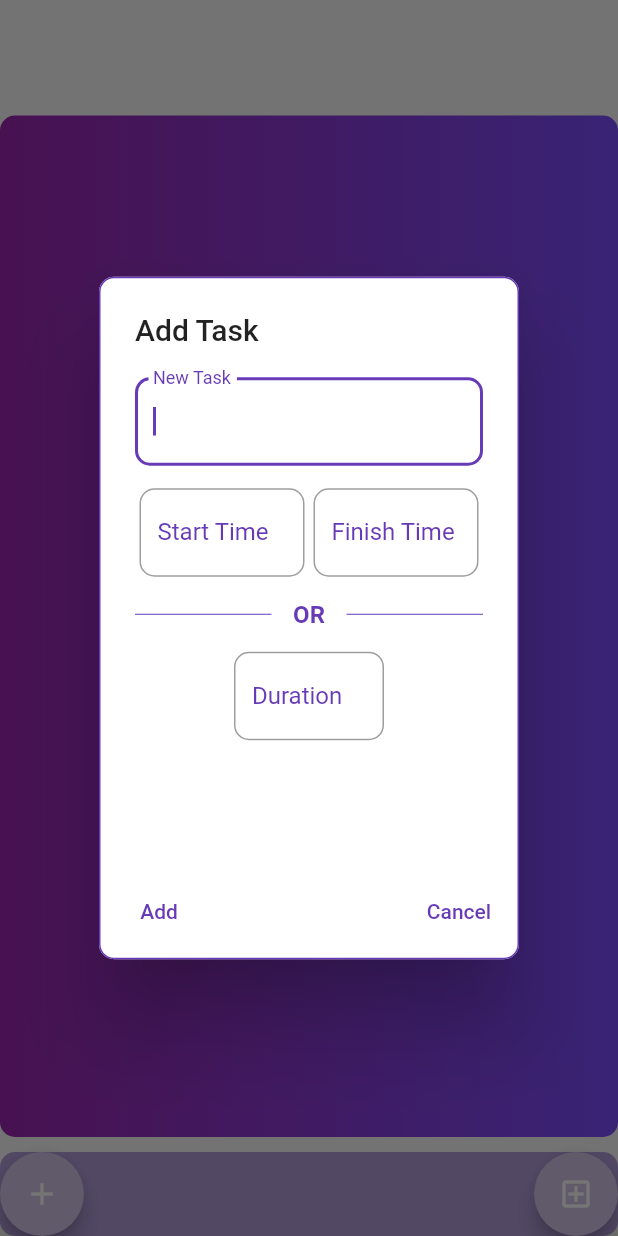
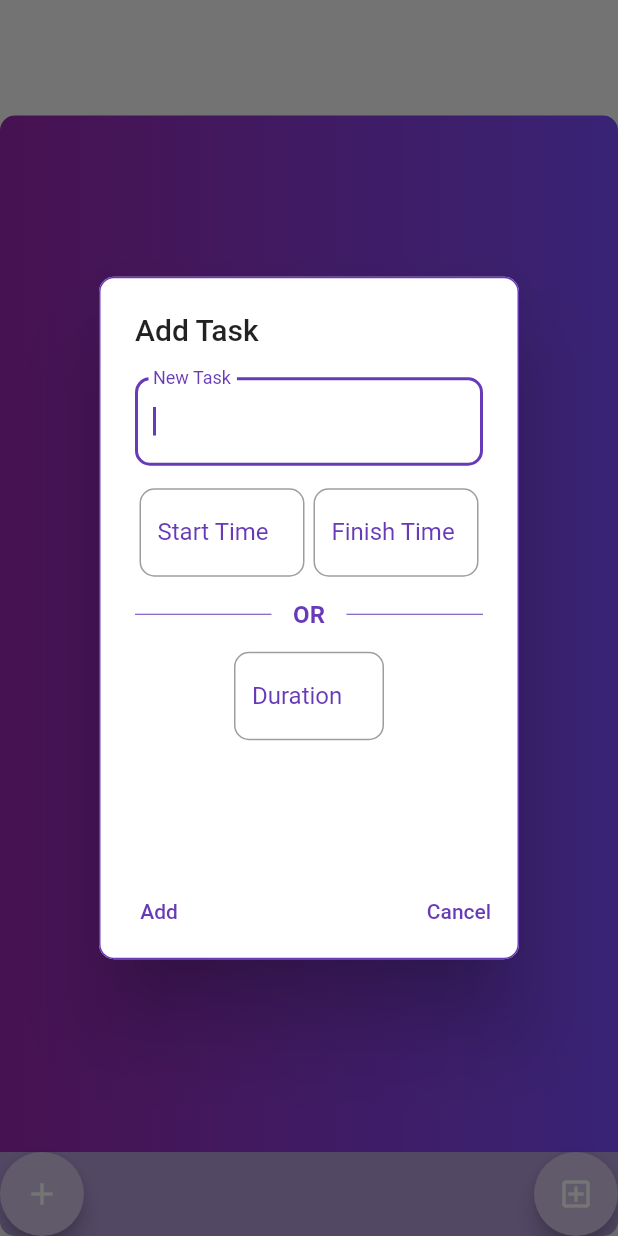
Before and after one commit to egemenongel/to-do-list, a Flutter app: the ListPage screen opened directly with empty values, after a tap on the "add" icon, on a phone screen of 412 x 824 dp. Run offline on Flutter 3.47's test engine with Material 2 defaults, Android fonts, the phone set to English and light mode, and no system bars; our stand-ins replace cloud_firestore, firebase_core, flutter_slidable; accounts and stored records are empty.

Commit message:
Update list page UI

```diff
--- a/lib/pages/list_page.dart
+++ b/lib/pages/list_page.dart
@@ -52,7 +52,9 @@ class ListPage extends StatelessWidget {
                       Colors.purple,
                       Colors.deepPurpleAccent,
                     ]),
-                    borderRadius: BorderRadius.circular(10),
+                    borderRadius: BorderRadius.only(
+                        topLeft: Radius.circular(10),
+                        topRight: Radius.circular(10)),
                   ),
                   child: ListView.separated(
                     itemCount: snapshot.data.docs.length,
@@ -83,12 +85,11 @@ class ListPage extends StatelessWidget {
                     },
                   ),
                 )),
-                SizedBox(
-                  height: 10.0,
-                ),
                 Container(
                   decoration: BoxDecoration(
-                    borderRadius: BorderRadius.circular(10),
+                    borderRadius: BorderRadius.only(
+                        bottomLeft: Radius.circular(10),
+                        bottomRight: Radius.circular(10)),
                     color: Colors.deepPurple[200],
                   ),
                   child: Row(
```
